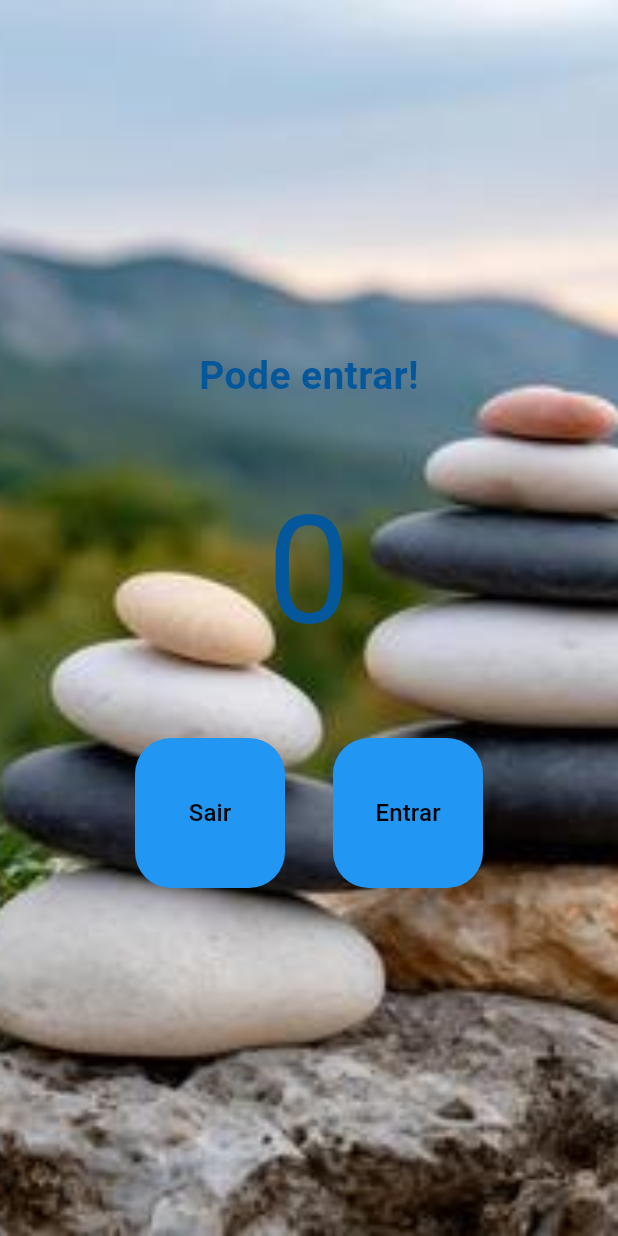
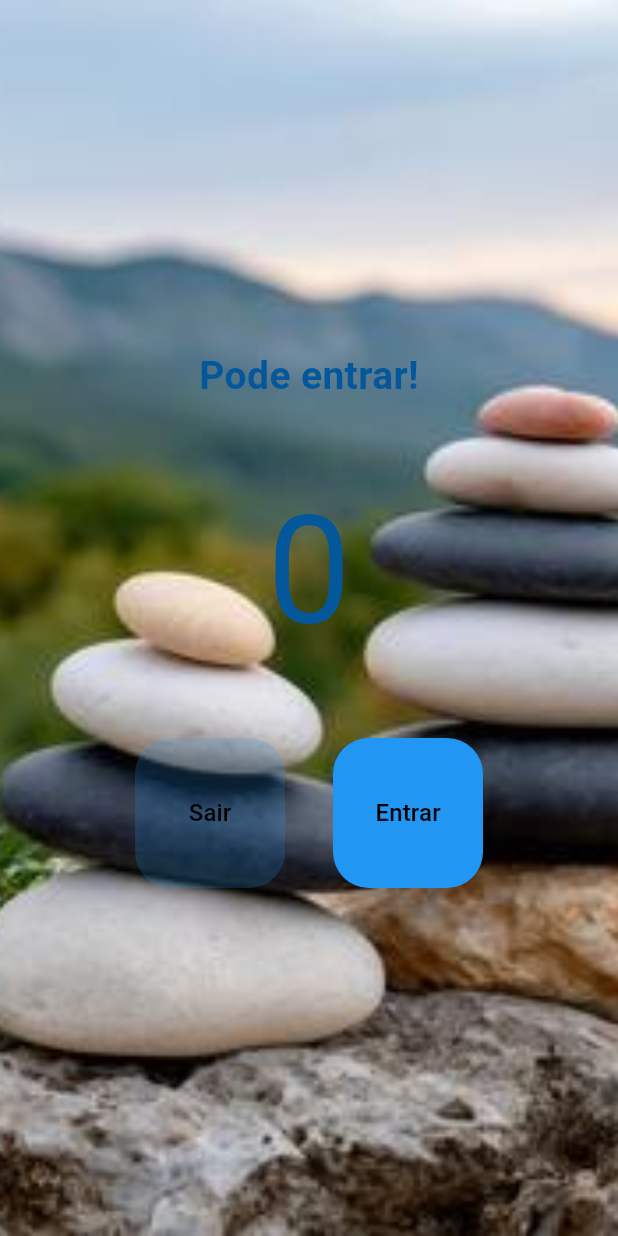
Before and after one commit to Oravlin/Trabalho_PAM_resenha, a Flutter app: the screen it shows after launch, on a phone screen of 412 x 824 dp. Run offline on Flutter 3.47's test engine with Material 3 defaults, Android fonts, the phone set to English and light mode, and no system bars.

Commit message:
6 - alterando aparência dos botões

```diff
--- a/lib/main.dart
+++ b/lib/main.dart
@@ -31,13 +31,22 @@ class _HomePageState extends State<HomePage> {
   int contador = 0;
 
   void decrement(){
-    contador--;
+    setState((){
+      contador--;
+    });
+
     print(contador);
   }
   void increment(){
-    contador++;
+    setState(() {
+      contador++;
+    });
     print(contador);
+
   }
+
+  bool get isEmpty => contador == 0;
+  bool get isFull => contador == 15;
 
   @override
   Widget build(BuildContext context) {
@@ -52,10 +61,10 @@ class _HomePageState extends State<HomePage> {
     child: Column(
       mainAxisAlignment: MainAxisAlignment.center,
       children:[
-        Text('Pode entrar!',
+        Text(isFull ? 'Lotado!' : 'Pode entrar!',
         style: TextStyle(
           fontSize: 26,
-          color: Color.fromARGB(255,4,87,154),
+          color: isFull ? Colors.red : Color.fromARGB(255,4,87,154),
           fontWeight: FontWeight.w700
         ),
       ),
@@ -71,8 +80,8 @@ class _HomePageState extends State<HomePage> {
         Row(
           mainAxisAlignment: MainAxisAlignment.center,
           children: [
-            TextButton(onPressed: decrement,
-            style: TextButton.styleFrom(backgroundColor: Colors.blue,
+            TextButton(onPressed: isEmpty ? null : decrement,
+            style: TextButton.styleFrom(backgroundColor: isEmpty ?  Colors.blue.withOpacity(0.2) : Colors.blue,
             fixedSize: const Size(100,100),
             shape: RoundedRectangleBorder(
               borderRadius: BorderRadius.circular(24),
@@ -89,9 +98,9 @@ class _HomePageState extends State<HomePage> {
 
             SizedBox( width: 32,),
 
-            TextButton(onPressed: increment,
+            TextButton(onPressed: isFull ? null : increment,
             style: TextButton.styleFrom(
-              backgroundColor: Colors.blue,
+              backgroundColor: isFull ? Colors.blue.withOpacity(.2) : Colors.blue,
               fixedSize: const Size(100,100),
               shape: RoundedRectangleBorder(
                 borderRadius: BorderRadius.circular(24)
```
